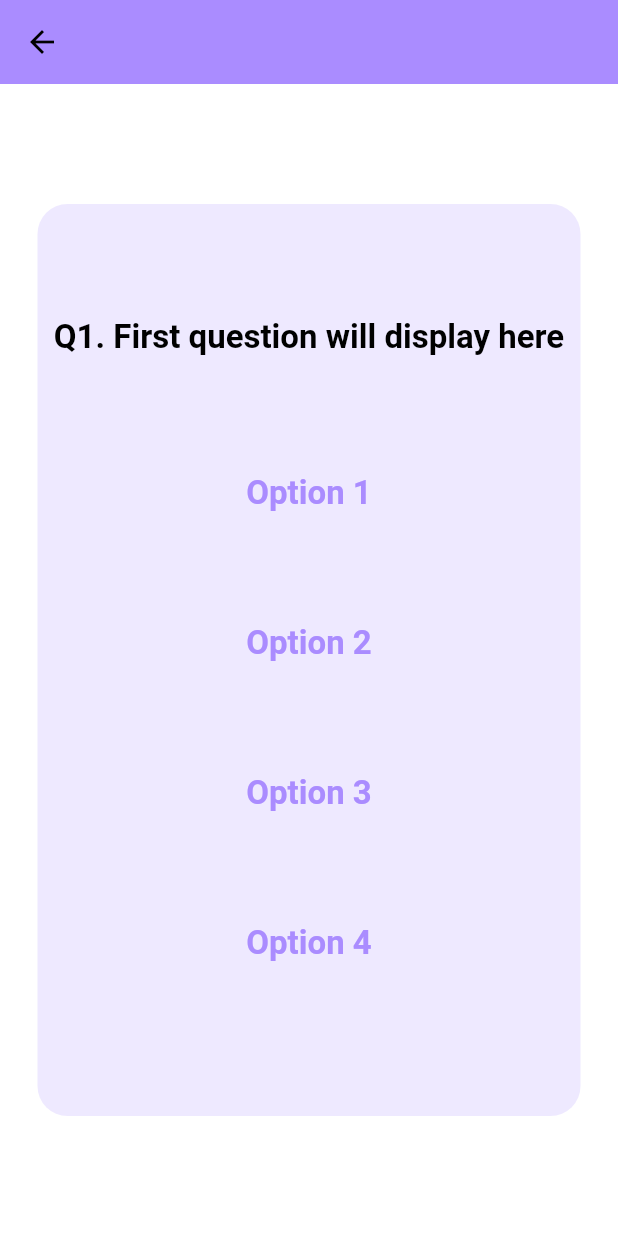
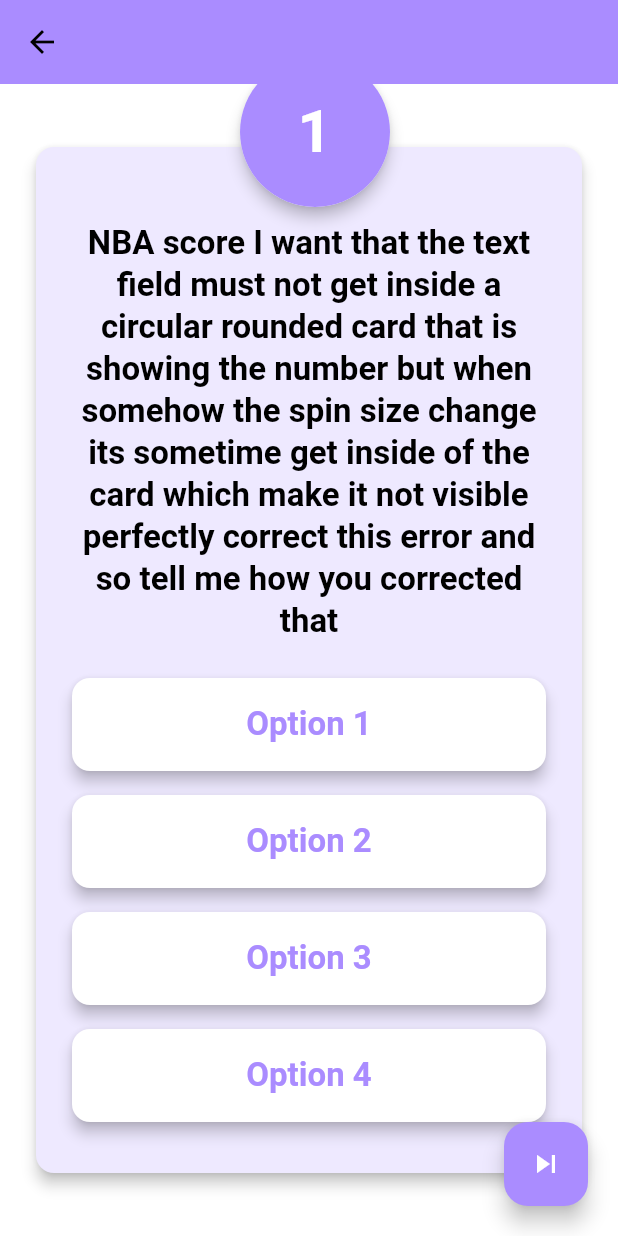
Before and after one commit to Anshuman1103/caliber_sense, a Flutter app: the screen it shows after launch, after a tap on an icon or button, on a phone screen of 412 x 824 dp. Run offline on Flutter 3.47's test engine with Material 3 defaults, Android fonts, the phone set to English and light mode, and no system bars; our stand-ins replace flutter_riverpod, google_fonts.

Commit message:
Question page complete

```diff
--- a/lib/custom_widgets/option.dart
+++ b/lib/custom_widgets/option.dart
@@ -20,6 +20,7 @@
     });
 
     // Show a SnackBar with the selected option
+    ScaffoldMessenger.of(context).clearSnackBars();
     ScaffoldMessenger.of(context).showSnackBar(
       SnackBar(
         content: Text(_isSelected
@@ -34,18 +35,21 @@
   Widget build(BuildContext context) {
     return InkWell(
       onTap: () => _handleTap(context),
-      child: Container(
-        width: 280,
-        height: 80,
-        decoration: BoxDecoration(
-          borderRadius: BorderRadius.circular(20),
+      child: ConstrainedBox(
+        constraints: const BoxConstraints(
+          minHeight: 70,
+        ),
+        child: Card(
+          elevation: 4,
           color: _isSelected
               ? Theme.of(context).colorScheme.primary
-              : Theme.of(context).colorScheme.secondary,
-        ),
+              : Theme.of(context).colorScheme.surface,
           child: Center(
+            child: Padding(
+              padding: const EdgeInsets.all(10),
               child: Text(
                 widget.optionText,
+                textAlign: TextAlign.center,
                 style: Theme.of(context).textTheme.titleLarge!.copyWith(
                       color: _isSelected
                           ? Theme.of(context).colorScheme.onPrimary
@@ -54,6 +58,8 @@
               ),
             ),
           ),
+        ),
+      ),
     );
   }
 }
--- a/lib/custom_widgets/test_tile.dart
+++ b/lib/custom_widgets/test_tile.dart
@@ -1,6 +1,5 @@
 import 'package:caliber_sense/main.dart';
 import 'package:caliber_sense/screens/question_screen.dart';
-import 'package:caliber_sense/utilities/screen_size.dart';
 import 'package:flutter/material.dart';
 
 class TestTile extends StatelessWidget {
--- a/lib/main.dart
+++ b/lib/main.dart
@@ -1,4 +1,3 @@
-import 'package:caliber_sense/screens/home_screen.dart';
 import 'package:caliber_sense/screens/tab.dart';
 import 'package:caliber_sense/utilities/screen_size.dart';
 import 'package:flutter/material.dart';
--- a/lib/screens/home_screen.dart
+++ b/lib/screens/home_screen.dart
@@ -37,19 +37,19 @@
               const SizedBox(height: 15),
               const TestTile(
                 heading: 'Aptitude test',
-                iconName: 'report',
+                iconName: 'mathematics',
                 subHeading: 'Take comprehensive aptitude test',
               ),
               const SizedBox(height: 15),
               const TestTile(
                 heading: 'Memory test',
-                iconName: 'choices',
+                iconName: 'brain',
                 subHeading: 'Test your memory retaintion power',
               ),
               const SizedBox(height: 15),
               const TestTile(
                 heading: 'Language test',
-                iconName: 'exam',
+                iconName: 'language',
                 subHeading: 'Take comprehensive aptitude test',
               ),
             ],
--- a/lib/screens/question_screen.dart
+++ b/lib/screens/question_screen.dart
@@ -1,9 +1,10 @@
 import 'package:caliber_sense/main.dart';
-import 'package:caliber_sense/custom_widgets/option.dart';
+import 'package:caliber_sense/widgets/question_card.dart';
 import 'package:flutter/material.dart';
 
 class QuestionScreen extends StatelessWidget {
   const QuestionScreen({super.key});
+
   @override
   Widget build(BuildContext context) {
     return Scaffold(
@@ -11,31 +12,31 @@
       appBar: AppBar(
         backgroundColor: colorScheme.primary,
       ),
-      body: Center(
-        child: Container(
-          margin: const EdgeInsets.symmetric(horizontal: 25, vertical: 80),
-          width: double.infinity,
-          height: double.infinity,
-          decoration: BoxDecoration(
-              borderRadius: BorderRadius.circular(20),
-              color: colorScheme.secondary),
-          child: Column(
-            mainAxisAlignment: MainAxisAlignment.center,
-            children: [
-              Text('Q1. First question will display here',
-                  style: Theme.of(context).textTheme.titleLarge!.copyWith(
-                      color: Theme.of(context).colorScheme.onSecondary)),
-              const SizedBox(height: 50),
-              const Option(optionText: 'Option 1'),
-              const SizedBox(height: 20),
-              const Option(optionText: 'Option 2'),
-              const SizedBox(height: 20),
-              const Option(optionText: 'Option 3'),
-              const SizedBox(height: 20),
-              const Option(optionText: 'Option 4'),
-            ],
+      body: Stack(
+        children: [
+          const Center(
+            child: SingleChildScrollView(
+              child: QuestionCard(),
+            ),
           ),
-        ),
+          Positioned(
+            //For Skip Button
+            bottom: 20,
+            right: 20,
+            child: FloatingActionButton(
+              onPressed: () {
+                // Action to skip the question
+                ScaffoldMessenger.of(context).showSnackBar(
+                  const SnackBar(
+                    content: Text('Question skipped'),
+                    duration: Duration(seconds: 1),
+                  ),
+                );
+              },
+              child: const Icon(Icons.skip_next),
+            ),
+          ),
+        ],
       ),
     );
   }
--- /dev/null
+++ b/lib/widgets/question_card.dart
@@ -0,0 +1,90 @@
+import 'package:caliber_sense/custom_widgets/option.dart';
+import 'package:flutter/material.dart';
+import 'package:google_fonts/google_fonts.dart';
+
+class QuestionCard extends StatelessWidget {
+  const QuestionCard({super.key});
+
+  @override
+  Widget build(BuildContext context) {
+    return Column(
+      mainAxisAlignment: MainAxisAlignment.spaceAround,
+      children: [
+        Stack(
+          clipBehavior: Clip.none,
+          children: [
+            Padding(
+              padding: const EdgeInsets.symmetric(
+                vertical: 10,
+                horizontal: 20,
+              ),
+              child: Card(
+                elevation: 4,
+                color: Theme.of(context).colorScheme.secondary,
+                child: Padding(
+                  //padding to elements inside the card
+                  padding: const EdgeInsets.symmetric(
+                    vertical: 30,
+                    horizontal: 20,
+                  ),
+                  child: Column(
+                    mainAxisAlignment: MainAxisAlignment.center,
+                    children: [
+                      Padding(
+                        padding: const EdgeInsets.fromLTRB(5, 20, 5, 20),
+                        child: Text(
+                          'NBA score I want that the text field must not get inside a circular rounded card that is showing the number but when somehow the spin size change its sometime get inside of the card which make it not visible perfectly correct this error and so tell me how you corrected that',
+                          textAlign: TextAlign.center,
+                          style: Theme.of(context)
+                              .textTheme
+                              .titleLarge!
+                              .copyWith(
+                                  color: Theme.of(context)
+                                      .colorScheme
+                                      .onSecondary),
+                        ),
+                      ),
+                      const Option(optionText: 'Option 1'),
+                      const SizedBox(height: 8),
+                      const Option(optionText: 'Option 2'),
+                      const SizedBox(height: 8),
+                      const Option(optionText: 'Option 3'),
+                      const SizedBox(height: 8),
+                      const Option(optionText: 'Option 4'),
+                    ],
+                  ),
+                ),
+              ),
+            ),
+            Positioned(
+              top: -50,
+              left: (MediaQuery.of(context).size.width * 1) / 2 - 50,
+              child: Card(
+                elevation: 4,
+                shape: RoundedRectangleBorder(
+                    borderRadius: BorderRadius.circular(200)),
+                child: Container(
+                  width: 100,
+                  height: 100,
+                  alignment: Alignment.center,
+                  decoration: BoxDecoration(
+                    shape: BoxShape.circle,
+                    color: Theme.of(context).colorScheme.primary,
+                  ),
+                  child: Text(
+                    "1",
+                    textAlign: TextAlign.center,
+                    style: GoogleFonts.roboto(
+                        fontSize: 40,
+                        fontWeight: FontWeight.bold,
+                        color: Colors.white),
+                  ),
+                ),
+              ),
+            ),
+          ],
+        ),
+      ],
+    );
+  }
+}
--- a/lib/widgets/quick_test.dart
+++ b/lib/widgets/quick_test.dart
@@ -3,7 +3,6 @@
 
 import 'package:caliber_sense/main.dart';
 import 'package:caliber_sense/screens/question_screen.dart';
-import 'package:caliber_sense/utilities/screen_size.dart';
 import 'package:flutter/material.dart';
 
 class QuickTest extends StatelessWidget {
--- a/pubspec.yaml
+++ b/pubspec.yaml
@@ -70,7 +70,9 @@
     - assets/icons/adaptive.png
     - assets/icons/coming-soon.png
     - assets/icons/qa.png
-    - assets/icons/report.png
+    - assets/icons/brain.png
+    - assets/icons/mathematics.png
+    - assets/icons/language.png
 
 
   # An image asset can refer to one or more resolution-specific "variants", see
```
Also changed, not shown: lib/custom_widgets/result_score_card.dart (+20 -10 lines), lib/screens/result_screen.dart (+34 -10 lines), assets/icons/brain.png (added), assets/icons/language.png (added), assets/icons/mathematics.png (added). Lines whose indentation alone changed are shown as unchanged.
